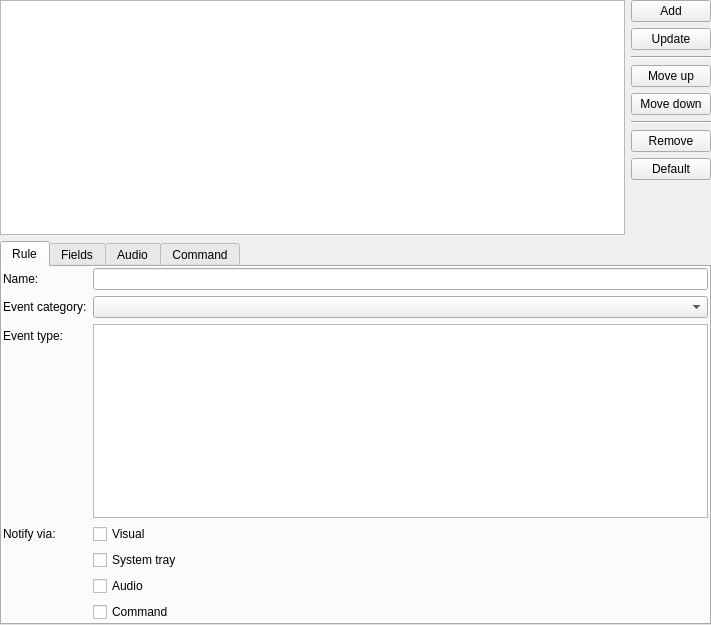
Above: src/plugins/advancednotifications/notificationruleswidget.ui from 0xd34df00d/leechcraft before the change. Below: the same form after it.
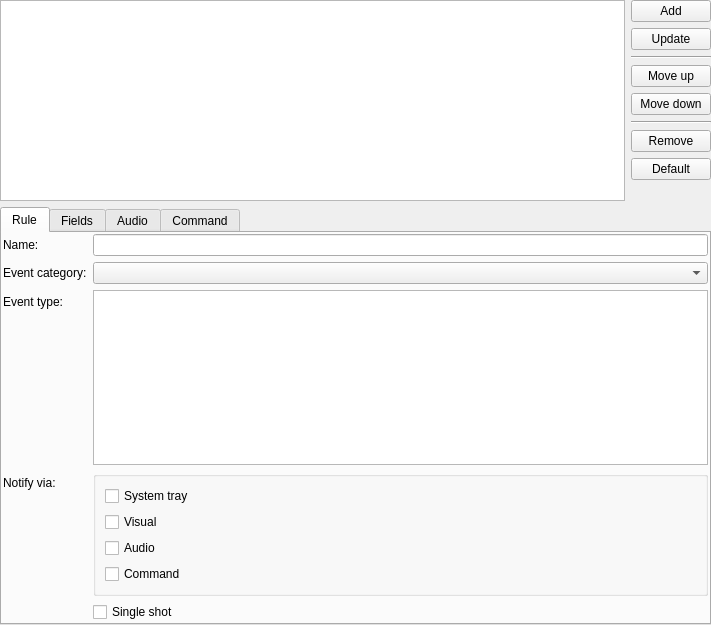
That is the form after the change.

Commit message: AN: enable/disable rules easily.

What changed in the file:
```diff
--- a/src/plugins/advancednotifications/notificationruleswidget.ui
+++ b/src/plugins/advancednotifications/notificationruleswidget.ui
@@ -176,30 +176,46 @@
             </widget>
            </item>
            <item row="3" column="1">
-            <widget class="QCheckBox" name="NotifyVisual_">
-             <property name="text">
-              <string>Visual</string>
+            <widget class="QGroupBox" name="groupBox">
+             <property name="title">
+              <string/>
              </property>
-            </widget>
-           </item>
-           <item row="4" column="1">
+             <layout class="QVBoxLayout" name="verticalLayout_6">
+              <item>
             <widget class="QCheckBox" name="NotifySysTray_">
              <property name="text">
               <string>System tray</string>
              </property>
             </widget>
            </item>
-           <item row="5" column="1">
+              <item>
+               <widget class="QCheckBox" name="NotifyVisual_">
+                <property name="text">
+                 <string>Visual</string>
+                </property>
+               </widget>
+              </item>
+              <item>
             <widget class="QCheckBox" name="NotifyAudio_">
              <property name="text">
               <string>Audio</string>
              </property>
             </widget>
            </item>
-           <item row="6" column="1">
+              <item>
             <widget class="QCheckBox" name="NotifyCmd_">
              <property name="text">
               <string>Command</string>
+                </property>
+               </widget>
+              </item>
+             </layout>
+            </widget>
+           </item>
+           <item row="4" column="1">
+            <widget class="QCheckBox" name="RuleSingleShot_">
+             <property name="text">
+              <string>Single shot</string>
              </property>
             </widget>
            </item>
```
Left out of the diff: 14 changed lines with no effect on the pictures. Lines whose indentation alone changed are shown as unchanged. The commit also changes 5 other files.
